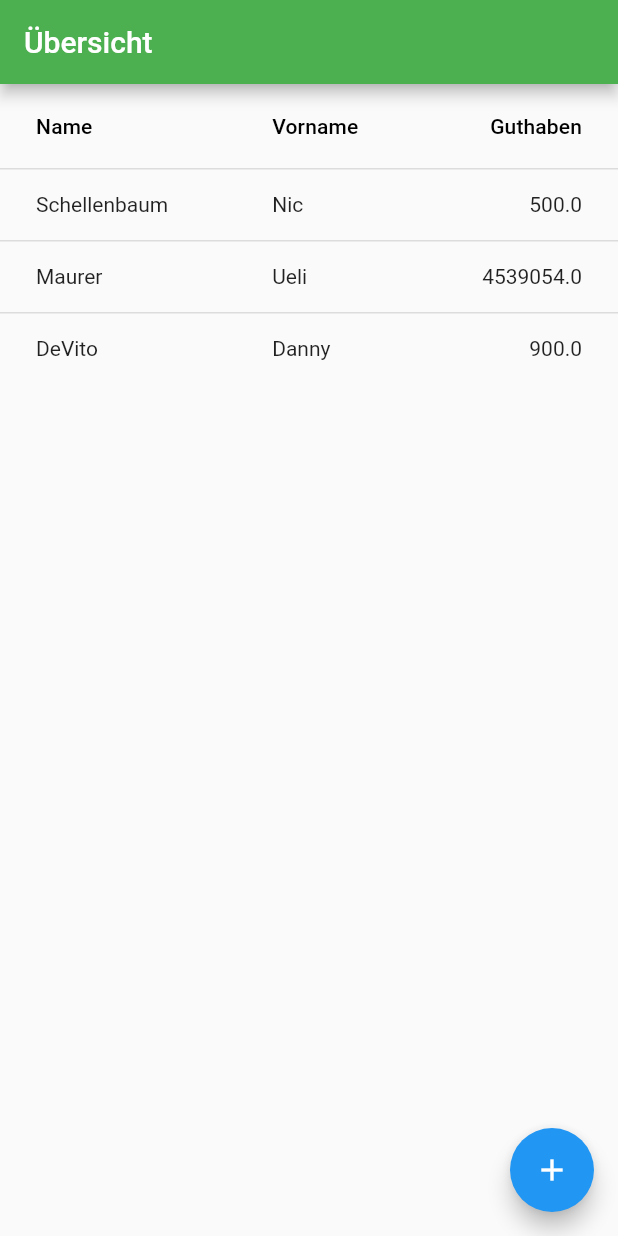
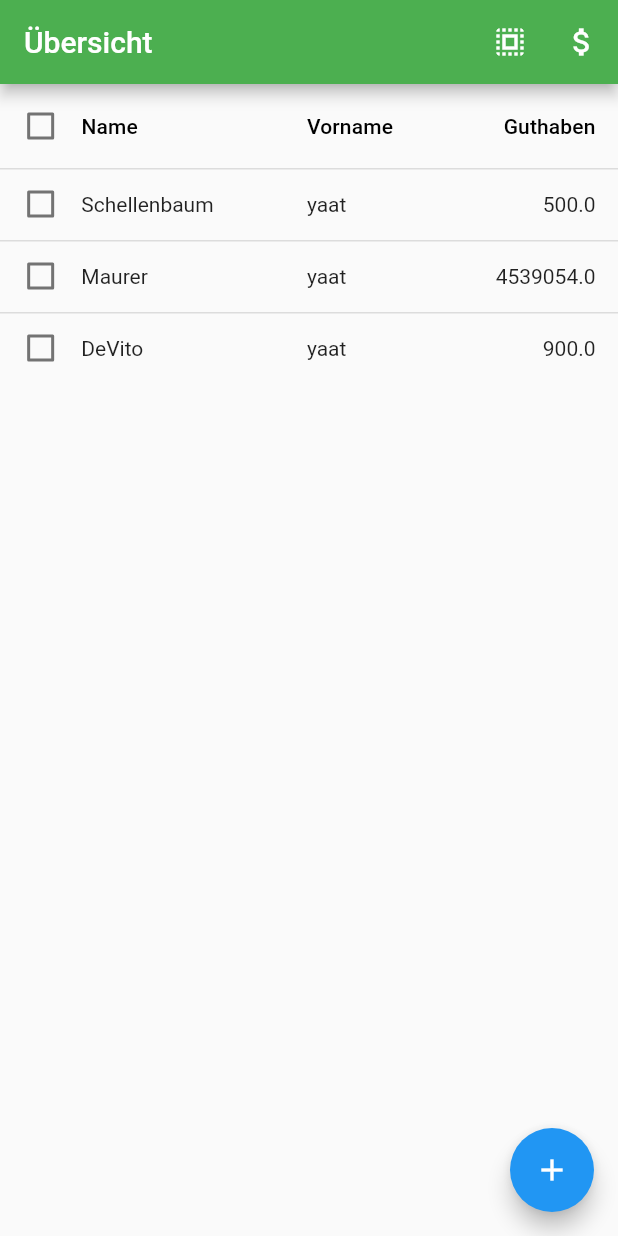
Before and after one commit to Snickers03/KlassenkassenM_Mobile, a Flutter app: the screen it shows after launch, on a phone screen of 412 x 824 dp. Run offline on Flutter 3.47's test engine with Material 2 defaults, Android fonts, the phone set to English and light mode, and no system bars.

Commit message:
payment class, table selection

```diff
--- a/lib/pages/home.dart
+++ b/lib/pages/home.dart
@@ -1,5 +1,6 @@
 import 'package:flutter/material.dart';
 import 'package:flutter/services.dart';
+import 'package:klassenk_mobile/pages/pay_table.dart';
 import 'package:klassenk_mobile/student.dart';
 
 class Home extends StatefulWidget {
@@ -18,15 +19,38 @@ class _HomeState extends State<Home> {
     Student(name: "DeVito", vorname: "Danny", balance: 900),
   ];
 
+  List<Student> selection = [];
+
   DataRow tableRow(stud) {
-    return DataRow(cells: [
+    return DataRow(
+        selected: selection.contains(stud),
+        onSelectChanged: (sel) {
+          print(stud.name);
+          onSelectedRow(sel, stud);
+        },
+        //selected: true,
+        cells: [
           DataCell(
-        Text(stud.name),
+            Text(stud.name,
+            style: TextStyle(
+              //fontSize: 14,
+            ),),
             //onTap: ,
           ),
-      DataCell(Text(stud.vorname)),
+          //DataCell(Text(stud.vorname)),
+          DataCell(Text(1 < 0 ? "yeet" : "yaat")),
           DataCell(Text((stud.balance).toString())),
         ]);
+  }
+
+  onSelectedRow(bool sel, Student stud) async {
+    setState(() {
+      if (sel == true) {
+        selection.add(stud);
+      } else {
+        selection.remove(stud);
+      }
+    });
   }
 
   Widget addDialog() {
@@ -41,14 +65,16 @@ class _HomeState extends State<Home> {
               decoration: InputDecoration(
                 hintText: "Nachname",
               ),
-              validator: (input) => input.length == 0 ? "Name erforderlich" : null,
+              validator: (input) =>
+                  input.length == 0 ? "Name erforderlich" : null,
               onSaved: (input) => name = input,
             ),
             TextFormField(
               decoration: InputDecoration(
                 hintText: "Vorname",
               ),
-              validator: (input) => input.length == 0 ? "Vorname erforderlich" : null,
+              validator: (input) =>
+                  input.length == 0 ? "Vorname erforderlich" : null,
               onSaved: (input) => vorname = input,
             ),
             TextFormField(
@@ -94,10 +120,27 @@ class _HomeState extends State<Home> {
       appBar: AppBar(
         title: Text("Übersicht"),
         backgroundColor: Colors.green,
+        actions: <Widget>[
+          IconButton(
+            icon: Icon(Icons.select_all),
+            onPressed: () {
+              //Future.delayed(Duration(seconds: 3), () {}
+              Navigator.pushNamed(context, "/pay_table"); //test, remove later
+            },
+          ),
+          IconButton(
+            icon: Icon(Icons.attach_money),
+            onPressed: () {
+              enterPayment(selection);
+            },
+          )
+        ],
       ),
       body: ListView(
           children: <Widget>[
             DataTable(
+      horizontalMargin: 15,
+      //columnSpacing: 10,
       columns: [
         DataColumn(label: Text("Name")),
         DataColumn(label: Text("Vorname")),
@@ -122,3 +165,7 @@ class _HomeState extends State<Home> {
     );
   }
 }
+
+void enterPayment(selection) {
+  selection.map((student) => print(student.name)).toList();
+}
--- /dev/null
+++ b/lib/payment.dart
@@ -0,0 +1,7 @@
+class Payment {
+  String date;
+  String reason;
+  double amount;
+
+  Payment( {this.date, this.reason, this.amount} );
+}
--- a/lib/student.dart
+++ b/lib/student.dart
@@ -1,8 +1,13 @@
+import 'package:klassenk_mobile/payment.dart';
+
 class Student {
   //int id;  maybe usefull
   String name;
   String vorname;
   double balance;
+  //bool selected = false;
 
   Student( {this.name, this.vorname, this.balance} );
+
+  List<Payment> payments;
 }
```
Also changed, not shown: lib/pages/pay_table.dart (+6 -2 lines), 1 other file. Lines whose indentation alone changed are shown as unchanged.
